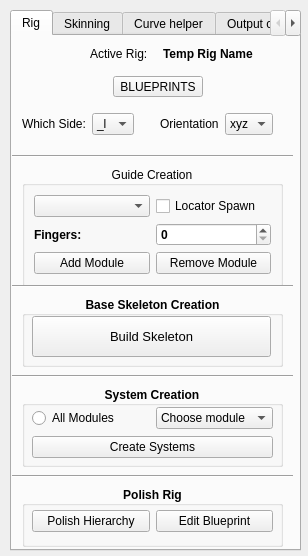
Above: interface/Jmvs_character_auto_rigger_001.ui from JamesV-S/Jmvs_character_auto_rigging_tool before the change. Below: the same form after it.
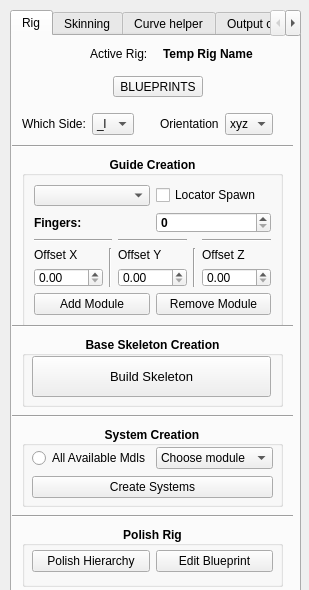
That is the form after the change. Icons and pictures are not drawn.

```diff
--- a/interface/Jmvs_character_auto_rigger_001.ui
+++ b/interface/Jmvs_character_auto_rigger_001.ui
@@ -6,8 +6,8 @@
    <rect>
     <x>0</x>
     <y>0</y>
-    <width>308</width>
-    <height>556</height>
+    <width>309</width>
+    <height>590</height>
    </rect>
   </property>
   <property name="windowTitle">
@@ -19,7 +19,7 @@
      <x>10</x>
      <y>10</y>
      <width>291</width>
-     <height>541</height>
+     <height>601</height>
     </rect>
    </property>
    <property name="currentIndex">
@@ -33,9 +33,9 @@
      <property name="geometry">
       <rect>
        <x>10</x>
-       <y>130</y>
+       <y>120</y>
        <width>261</width>
-       <height>121</height>
+       <height>171</height>
       </rect>
      </property>
      <property name="sizePolicy">
@@ -47,9 +47,9 @@
      <property name="font">
       <font>
        <family>MS Shell Dlg 2</family>
-       <weight>50</weight>
+       <weight>75</weight>
        <italic>false</italic>
-       <bold>false</bold>
+       <bold>true</bold>
        <underline>false</underline>
        <strikeout>false</strikeout>
        <kerning>false</kerning>
@@ -65,6 +65,36 @@
       <bool>false</bool>
      </property>
      <layout class="QGridLayout" name="gridLayout">
+      <item row="4" column="0">
+       <layout class="QGridLayout" name="gridLayout_2">
+        <item row="0" column="0">
+         <widget class="QPushButton" name="add_mdl_btn">
+          <property name="font">
+           <font>
+            <weight>50</weight>
+            <bold>false</bold>
+           </font>
+          </property>
+          <property name="text">
+           <string>Add Module</string>
+          </property>
+         </widget>
+        </item>
+        <item row="0" column="1">
+         <widget class="QPushButton" name="remove_mdl_btn">
+          <property name="font">
+           <font>
+            <weight>50</weight>
+            <bold>false</bold>
+           </font>
+          </property>
+          <property name="text">
+           <string>Remove Module</string>
+          </property>
+         </widget>
+        </item>
+       </layout>
+      </item>
       <item row="1" column="0">
        <layout class="QGridLayout" name="gridLayout_3">
         <item row="1" column="0">
@@ -99,6 +129,12 @@
         </item>
         <item row="1" column="1">
          <widget class="QCheckBox" name="checkBox">
+          <property name="font">
+           <font>
+            <weight>50</weight>
+            <bold>false</bold>
+           </font>
+          </property>
           <property name="text">
            <string>Locator Spawn</string>
           </property>
@@ -106,10 +142,17 @@
         </item>
        </layout>
       </item>
-      <item row="2" column="0">
-       <layout class="QGridLayout" name="gridLayout_2">
-        <item row="0" column="0">
-         <widget class="QPushButton" name="add_mdl_btn">
+      <item row="3" column="0">
+       <layout class="QGridLayout" name="gridLayout_15">
+        <item row="1" column="1" rowspan="2">
+         <widget class="Line" name="line">
+          <property name="orientation">
+           <enum>Qt::Vertical</enum>
+          </property>
+         </widget>
+        </item>
+        <item row="1" column="4">
+         <widget class="QLabel" name="Offset_Z_lbl">
           <property name="font">
            <font>
             <weight>50</weight>
@@ -117,12 +160,12 @@
            </font>
           </property>
           <property name="text">
-           <string>Add Module</string>
+           <string>Offset Z</string>
           </property>
          </widget>
         </item>
-        <item row="0" column="1">
-         <widget class="QPushButton" name="remove_mdl_btn">
+        <item row="1" column="0">
+         <widget class="QLabel" name="Offset_X_lbl">
           <property name="font">
            <font>
             <weight>50</weight>
@@ -130,7 +173,78 @@
            </font>
           </property>
           <property name="text">
-           <string>Remove Module</string>
+           <string>Offset X</string>
+          </property>
+         </widget>
+        </item>
+        <item row="1" column="2">
+         <widget class="QLabel" name="Offset_Y_lbl">
+          <property name="font">
+           <font>
+            <weight>50</weight>
+            <bold>false</bold>
+           </font>
+          </property>
+          <property name="text">
+           <string>Offset Y</string>
+          </property>
+         </widget>
+        </item>
+        <item row="2" column="0">
+         <widget class="QDoubleSpinBox" name="offset_Xaxes_spinbx">
+          <property name="font">
+           <font>
+            <weight>50</weight>
+            <bold>false</bold>
+           </font>
+          </property>
+         </widget>
+        </item>
+        <item row="2" column="4">
+         <widget class="QDoubleSpinBox" name="offset_Zaxes_spinbx">
+          <property name="font">
+           <font>
+            <weight>50</weight>
+            <bold>false</bold>
+           </font>
+          </property>
+         </widget>
+        </item>
+        <item row="2" column="2">
+         <widget class="QDoubleSpinBox" name="offset_Yaxes_spinbx">
+          <property name="font">
+           <font>
+            <weight>50</weight>
+            <bold>false</bold>
+           </font>
+          </property>
+         </widget>
+        </item>
+        <item row="1" column="3" rowspan="2">
+         <widget class="Line" name="line_6">
+          <property name="orientation">
+           <enum>Qt::Vertical</enum>
+          </property>
+         </widget>
+        </item>
+        <item row="0" column="0" colspan="2">
+         <widget class="Line" name="line_7">
+          <property name="orientation">
+           <enum>Qt::Horizontal</enum>
+          </property>
+         </widget>
+        </item>
+        <item row="0" column="2">
+         <widget class="Line" name="line_8">
+          <property name="orientation">
+           <enum>Qt::Horizontal</enum>
+          </property>
+         </widget>
+        </item>
+        <item row="0" column="4">
+         <widget class="Line" name="line_9">
+          <property name="orientation">
+           <enum>Qt::Horizontal</enum>
           </property>
          </widget>
         </item>
@@ -142,7 +256,7 @@
      <property name="geometry">
       <rect>
        <x>10</x>
-       <y>260</y>
+       <y>300</y>
        <width>261</width>
        <height>71</height>
       </rect>
@@ -190,7 +304,7 @@
      <property name="geometry">
       <rect>
        <x>10</x>
-       <y>350</y>
+       <y>390</y>
        <width>261</width>
        <height>81</height>
       </rect>
@@ -258,7 +372,7 @@
             </font>
            </property>
            <property name="text">
-            <string>All Modules</string>
+            <string>All Available Mdls</string>
            </property>
           </widget>
          </item>
@@ -271,7 +385,7 @@
      <property name="geometry">
       <rect>
        <x>0</x>
-       <y>110</y>
+       <y>100</y>
        <width>281</width>
        <height>20</height>
       </rect>
@@ -284,7 +398,7 @@
      <property name="geometry">
       <rect>
        <x>0</x>
-       <y>240</y>
+       <y>280</y>
        <width>281</width>
        <height>20</height>
       </rect>
@@ -297,7 +411,7 @@
      <property name="geometry">
       <rect>
        <x>10</x>
-       <y>450</y>
+       <y>490</y>
        <width>261</width>
        <height>61</height>
       </rect>
@@ -361,7 +475,7 @@
      <property name="geometry">
       <rect>
        <x>0</x>
-       <y>330</y>
+       <y>370</y>
        <width>281</width>
        <height>20</height>
       </rect>
@@ -374,7 +488,7 @@
      <property name="geometry">
       <rect>
        <x>0</x>
-       <y>430</y>
+       <y>470</y>
        <width>281</width>
        <height>20</height>
       </rect>
```
